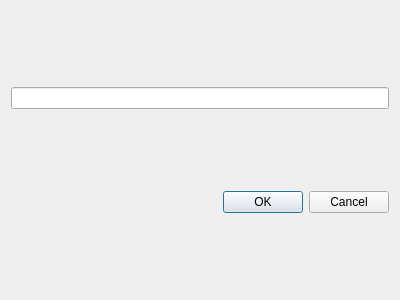
Before: the Qt Designer form src/plugins/external_tool_support/src/snpeff/SnpEffDatabaseDialog.ui in violethaze74/ugene, drawn with Qt 5.
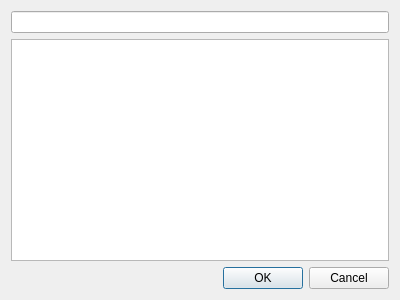
After: the same form once the commit is applied.

Commit message: UGENE-5403: SnpEff database info in the table (parameter dialog in WD)

```diff
--- a/src/plugins/external_tool_support/src/snpeff/SnpEffDatabaseDialog.ui
+++ b/src/plugins/external_tool_support/src/snpeff/SnpEffDatabaseDialog.ui
@@ -20,6 +20,13 @@
    <item>
     <widget class="QLineEdit" name="lineEdit"/>
    </item>
+   <item>
+    <widget class="QTableView" name="tableView">
+     <attribute name="horizontalHeaderStretchLastSection">
+      <bool>false</bool>
+     </attribute>
+    </widget>
+   </item>
    <item>
     <widget class="QDialogButtonBox" name="buttonBox">
      <property name="orientation">
```
The commit also changes 7 other files.
